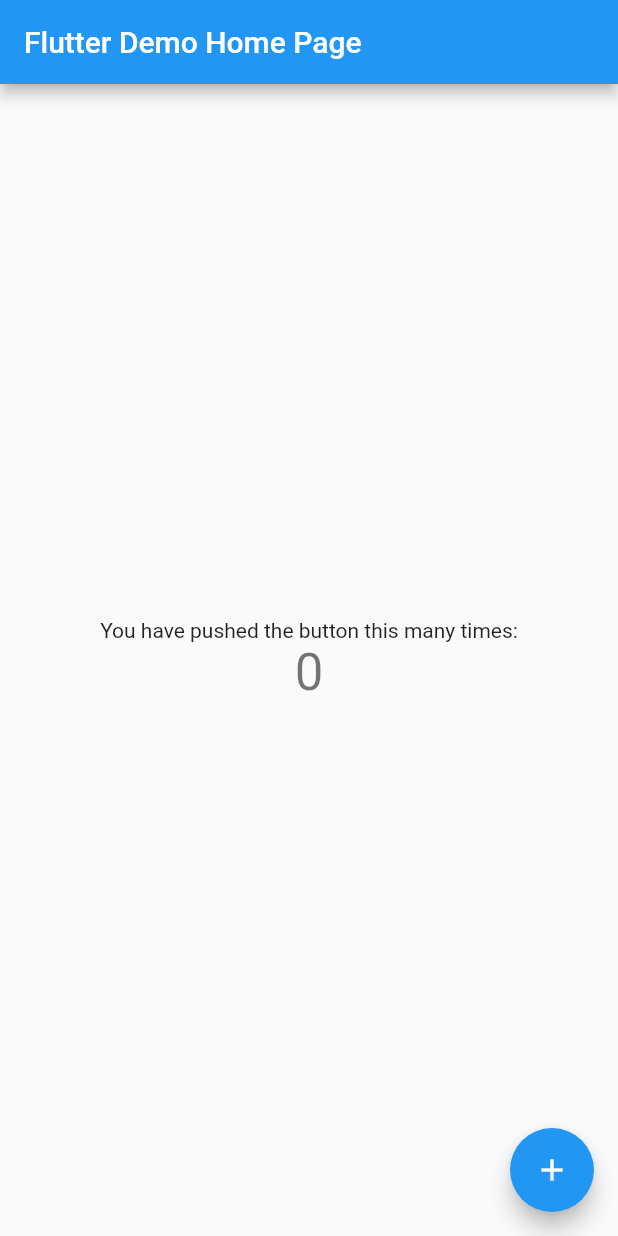
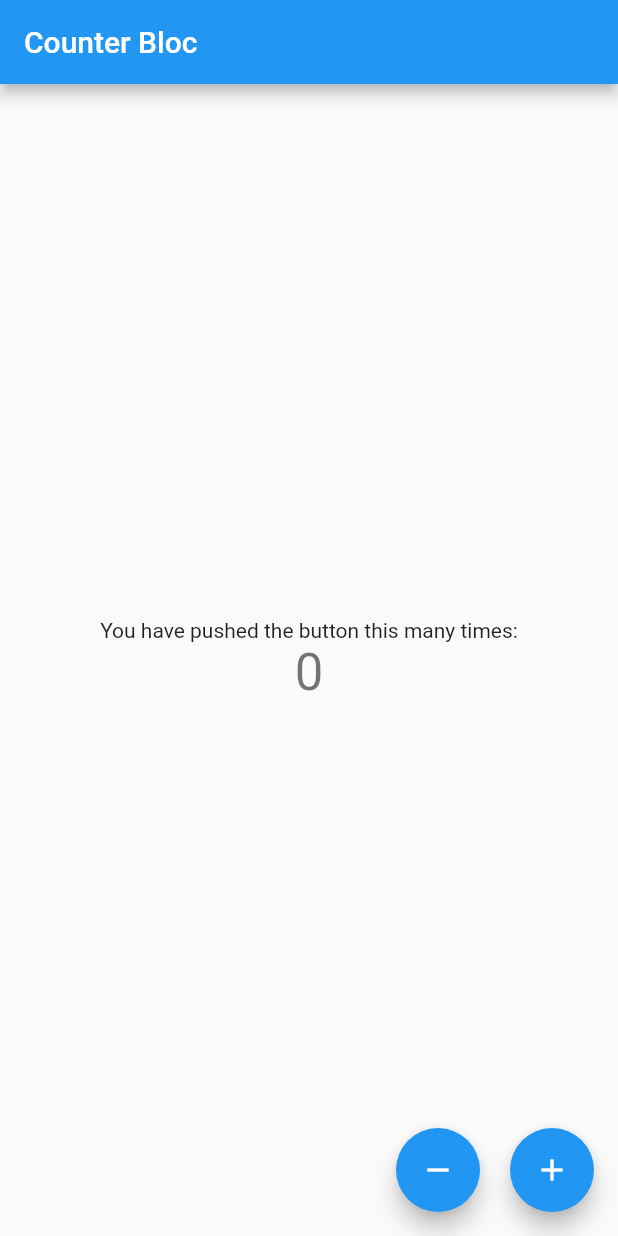
Before and after one commit to xordox/counter_bloc, a Flutter app: the screen it shows after launch, on a phone screen of 412 x 824 dp. Run offline on Flutter 3.47's test engine with Material 2 defaults, Android fonts, the phone set to English and light mode, and no system bars; our stand-ins replace bloc, equatable, flutter_bloc.

Commit message:
implemented counter bloc

```diff
--- /dev/null
+++ b/lib/bloc/counter/counter_barrel.dart
@@ -0,0 +1,2 @@
+export 'package:flutter_bloc/flutter_bloc.dart';
+export './counter_bloc.dart';
--- /dev/null
+++ b/lib/bloc/counter/counter_bloc.dart
@@ -0,0 +1,15 @@
+import 'package:bloc/bloc.dart';
+import 'package:equatable/equatable.dart';
+
+part 'counter_event.dart';
+part 'counter_state.dart';
+
+class CounterBloc extends Bloc<CounterEvent, CounterState> {
+  CounterBloc() : super(const CounterInitial()) {
+    on<IncrementEvent>((event, emit) {
+      emit(CounterState(counterValue: state.counterValue + 1));
+    });
+    on<DecrementEvent>((event, emit) =>
+    emit(CounterState(counterValue: state.counterValue -1 )));
+  }
+}
--- /dev/null
+++ b/lib/bloc/counter/counter_event.dart
@@ -0,0 +1,7 @@
+part of 'counter_bloc.dart';
+
+abstract class CounterEvent {}
+
+class IncrementEvent extends CounterEvent{}
+
+class DecrementEvent extends CounterEvent{}
--- /dev/null
+++ b/lib/bloc/counter/counter_state.dart
@@ -0,0 +1,14 @@
+part of 'counter_bloc.dart';
+
+class CounterState extends Equatable {
+  const CounterState({required this.counterValue});
+
+  final int counterValue;
+
+  @override
+  List<Object> get props => [counterValue];
+}
+
+class CounterInitial extends CounterState {
+  const CounterInitial() : super(counterValue: 0);
+}
--- a/lib/main.dart
+++ b/lib/main.dart
@@ -1,4 +1,6 @@
 import 'package:flutter/material.dart';
+
+import 'bloc/counter/counter_barrel.dart';
 
 void main() {
   runApp(const MyApp());
@@ -7,109 +9,64 @@ void main() {
 class MyApp extends StatelessWidget {
   const MyApp({Key? key}) : super(key: key);
 
-  // This widget is the root of your application.
   @override
   Widget build(BuildContext context) {
-    return MaterialApp(
-      title: 'Flutter Demo',
-      theme: ThemeData(
-        // This is the theme of your application.
-        //
-        // Try running your application with "flutter run". You'll see the
-        // application has a blue toolbar. Then, without quitting the app, try
-        // changing the primarySwatch below to Colors.green and then invoke
-        // "hot reload" (press "r" in the console where you ran "flutter run",
-        // or simply save your changes to "hot reload" in a Flutter IDE).
-        // Notice that the counter didn't reset back to zero; the application
-        // is not restarted.
-        primarySwatch: Colors.blue,
+    return BlocProvider(
+      create: (context) => CounterBloc(),
+      child: MaterialApp(
+        title: 'CounterBloc',
+        theme: ThemeData(
+          primarySwatch: Colors.blue,
+        ),
+        home: const MyHomePage(title: 'Counter Bloc'),
       ),
-      home: const MyHomePage(title: 'Flutter Demo Home Page'),
     );
   }
 }
 
-class MyHomePage extends StatefulWidget {
+class MyHomePage extends StatelessWidget {
   const MyHomePage({Key? key, required this.title}) : super(key: key);
-
-  // This widget is the home page of your application. It is stateful, meaning
-  // that it has a State object (defined below) that contains fields that affect
-  // how it looks.
-
-  // This class is the configuration for the state. It holds the values (in this
-  // case the title) provided by the parent (in this case the App widget) and
-  // used by the build method of the State. Fields in a Widget subclass are
-  // always marked "final".
 
   final String title;
 
   @override
-  State<MyHomePage> createState() => _MyHomePageState();
-}
-
-class _MyHomePageState extends State<MyHomePage> {
-  int _counter = 0;
-
-  void _incrementCounter() {
-    setState(() {
-      // This call to setState tells the Flutter framework that something has
-      // changed in this State, which causes it to rerun the build method below
-      // so that the display can reflect the updated values. If we changed
-      // _counter without calling setState(), then the build method would not be
-      // called again, and so nothing would appear to happen.
-      _counter++;
-    });
-  }
-
-  @override
   Widget build(BuildContext context) {
-    // This method is rerun every time setState is called, for instance as done
-    // by the _incrementCounter method above.
-    //
-    // The Flutter framework has been optimized to make rerunning build methods
-    // fast, so that you can just rebuild anything that needs updating rather
-    // than having to individually change instances of widgets.
     return Scaffold(
       appBar: AppBar(
-        // Here we take the value from the MyHomePage object that was created by
-        // the App.build method, and use it to set our appbar title.
-        title: Text(widget.title),
+        title: Text(title),
       ),
       body: Center(
-        // Center is a layout widget. It takes a single child and positions it
-        // in the middle of the parent.
         child: Column(
-          // Column is also a layout widget. It takes a list of children and
-          // arranges them vertically. By default, it sizes itself to fit its
-          // children horizontally, and tries to be as tall as its parent.
-          //
-          // Invoke "debug painting" (press "p" in the console, choose the
-          // "Toggle Debug Paint" action from the Flutter Inspector in Android
-          // Studio, or the "Toggle Debug Paint" command in Visual Studio Code)
-          // to see the wireframe for each widget.
-          //
-          // Column has various properties to control how it sizes itself and
-          // how it positions its children. Here we use mainAxisAlignment to
-          // center the children vertically; the main axis here is the vertical
-          // axis because Columns are vertical (the cross axis would be
-          // horizontal).
           mainAxisAlignment: MainAxisAlignment.center,
           children: <Widget>[
             const Text(
               'You have pushed the button this many times:',
             ),
-            Text(
-              '$_counter',
-              style: Theme.of(context).textTheme.headline4,
+            BlocBuilder<CounterBloc, CounterState>(
+              builder: (context, state) {
+                return Text(
+                  '${state.counterValue}',
+                  style: Theme.of(context).textTheme.headline4,
+                );
+              },
             ),
           ],
         ),
       ),
-      floatingActionButton: FloatingActionButton(
-        onPressed: _incrementCounter,
-        tooltip: 'Increment',
-        child: const Icon(Icons.add),
-      ), // This trailing comma makes auto-formatting nicer for build methods.
+      floatingActionButton:
+          Row(mainAxisAlignment: MainAxisAlignment.end, children: [
+        FloatingActionButton(
+          onPressed: () => context.read<CounterBloc>().add(DecrementEvent()),
+          child: const Icon(Icons.remove),
+        ),
+        const SizedBox(
+          width: 20,
+        ),
+        FloatingActionButton(
+          onPressed: () => context.read<CounterBloc>().add(IncrementEvent()),
+          child: const Icon(Icons.add),
+        ),
+      ]),
     );
   }
 }
```
Also changed, not shown: pubspec.yaml (+3 -66 lines), pubspec.lock.
